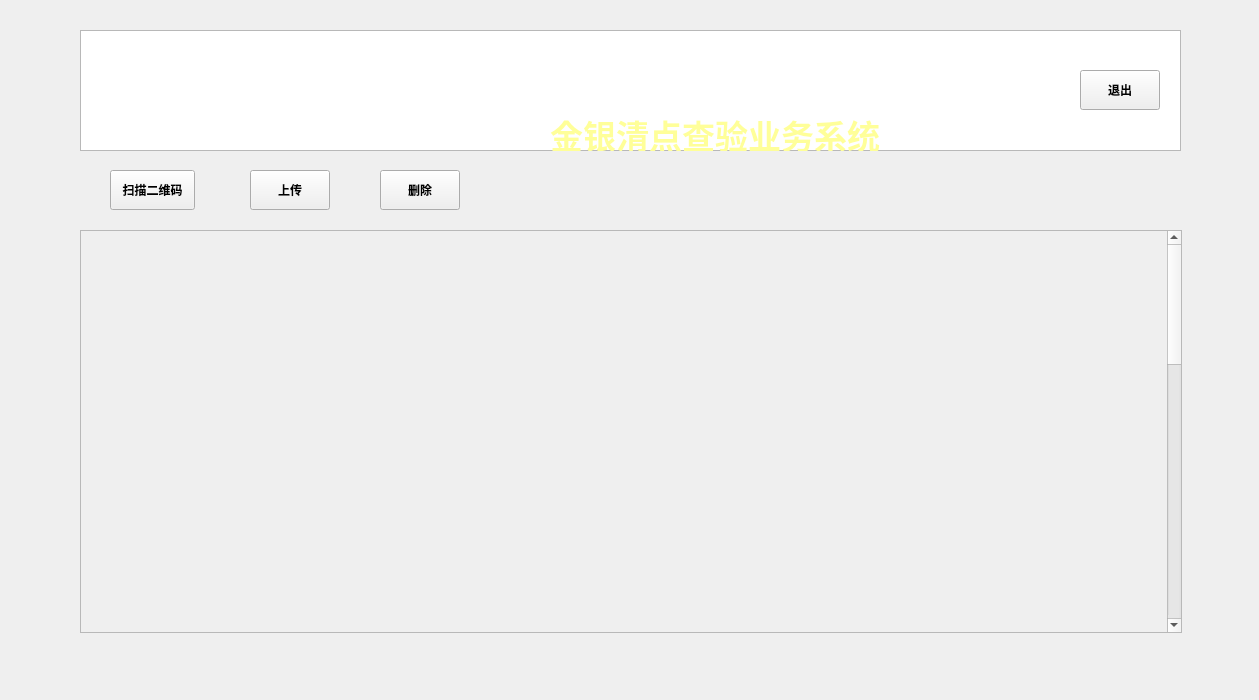
This is photo_client/photo.ui in devilguang/bankVault-chinaBank as Qt 5 draws it before an edit. The edited form follows.
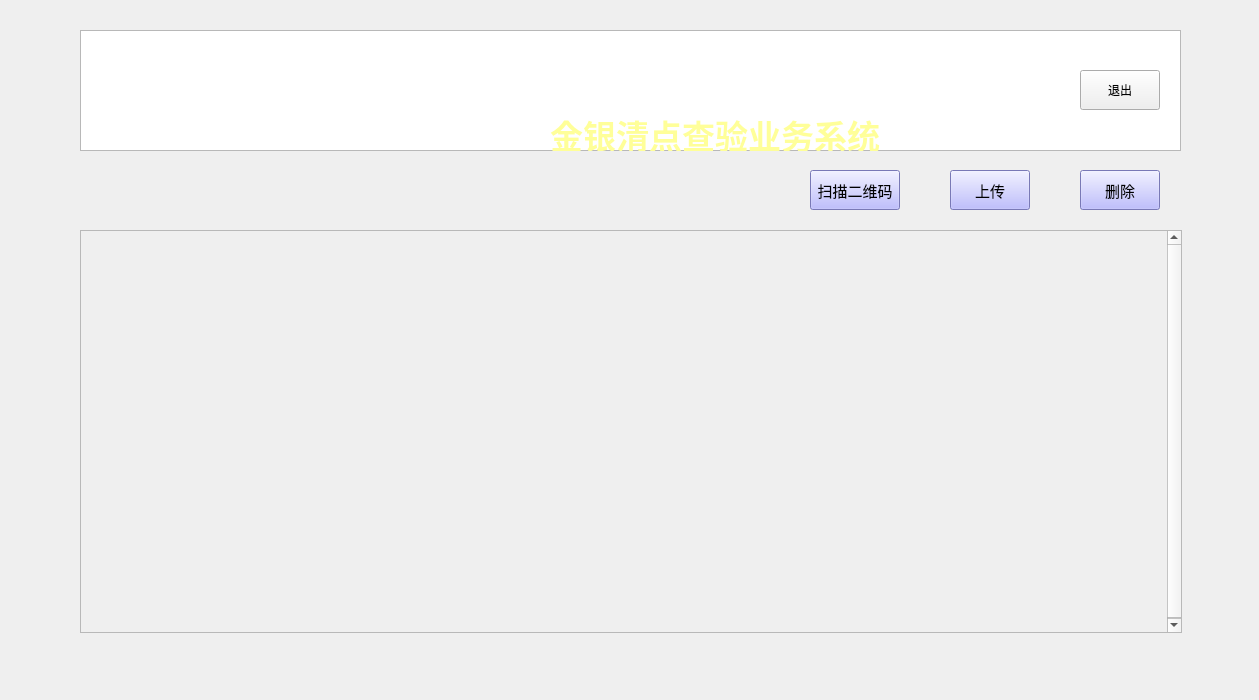
This is the edited form. Icons and pictures are not drawn.

The edit to the form file:
```diff
--- a/photo_client/photo.ui
+++ b/photo_client/photo.ui
@@ -19,11 +19,14 @@
   <property name="font">
    <font>
     <pointsize>9</pointsize>
-    <weight>75</weight>
-    <bold>true</bold>
+    <weight>50</weight>
+    <bold>false</bold>
     <kerning>false</kerning>
    </font>
   </property>
+  <property name="cursor">
+   <cursorShape>ArrowCursor</cursorShape>
+  </property>
   <property name="focusPolicy">
    <enum>Qt::StrongFocus</enum>
   </property>
@@ -56,6 +59,16 @@
      <height>40</height>
     </rect>
    </property>
+   <property name="font">
+    <font>
+     <pointsize>9</pointsize>
+     <weight>50</weight>
+     <bold>false</bold>
+    </font>
+   </property>
+   <property name="cursor">
+    <cursorShape>ClosedHandCursor</cursorShape>
+   </property>
    <property name="text">
     <string>退出</string>
    </property>
@@ -100,12 +113,23 @@
   <widget class="QPushButton" name="uploadButton">
    <property name="geometry">
     <rect>
-     <x>250</x>
+     <x>950</x>
      <y>170</y>
      <width>80</width>
      <height>40</height>
     </rect>
    </property>
+   <property name="font">
+    <font>
+     <pointsize>11</pointsize>
+    </font>
+   </property>
+   <property name="cursor">
+    <cursorShape>PointingHandCursor</cursorShape>
+   </property>
+   <property name="styleSheet">
+    <string notr="true">background-color: rgb(170, 170, 255);</string>
+   </property>
    <property name="text">
     <string>上传</string>
    </property>
@@ -128,13 +152,13 @@
       <x>0</x>
       <y>0</y>
       <width>1083</width>
-      <height>1250</height>
+      <height>402</height>
      </rect>
     </property>
     <property name="minimumSize">
      <size>
       <width>1082</width>
-      <height>1250</height>
+      <height>402</height>
      </size>
     </property>
     <widget class="QWidget" name="horizontalLayoutWidget">
@@ -229,7 +253,7 @@
       <rect>
        <x>2</x>
        <y>390</y>
-       <width>1081</width>
+       <width>1082</width>
        <height>341</height>
       </rect>
      </property>
@@ -547,12 +571,29 @@
   <widget class="QPushButton" name="codeButton">
    <property name="geometry">
     <rect>
-     <x>110</x>
+     <x>810</x>
      <y>170</y>
-     <width>85</width>
+     <width>90</width>
      <height>40</height>
     </rect>
    </property>
+   <property name="font">
+    <font>
+     <family>SimSun-ExtB</family>
+     <pointsize>11</pointsize>
+     <weight>50</weight>
+     <italic>false</italic>
+     <bold>false</bold>
+     <underline>false</underline>
+     <strikeout>false</strikeout>
+    </font>
+   </property>
+   <property name="cursor">
+    <cursorShape>PointingHandCursor</cursorShape>
+   </property>
+   <property name="styleSheet">
+    <string notr="true">background-color: rgb(170, 170, 255);</string>
+   </property>
    <property name="text">
     <string>扫描二维码</string>
    </property>
@@ -560,12 +601,23 @@
   <widget class="QPushButton" name="delButton">
    <property name="geometry">
     <rect>
-     <x>380</x>
+     <x>1080</x>
      <y>170</y>
      <width>80</width>
      <height>40</height>
     </rect>
    </property>
+   <property name="font">
+    <font>
+     <pointsize>11</pointsize>
+    </font>
+   </property>
+   <property name="cursor">
+    <cursorShape>PointingHandCursor</cursorShape>
+   </property>
+   <property name="styleSheet">
+    <string notr="true">background-color: rgb(170, 170, 255);</string>
+   </property>
    <property name="text">
     <string>删除</string>
    </property>
```
